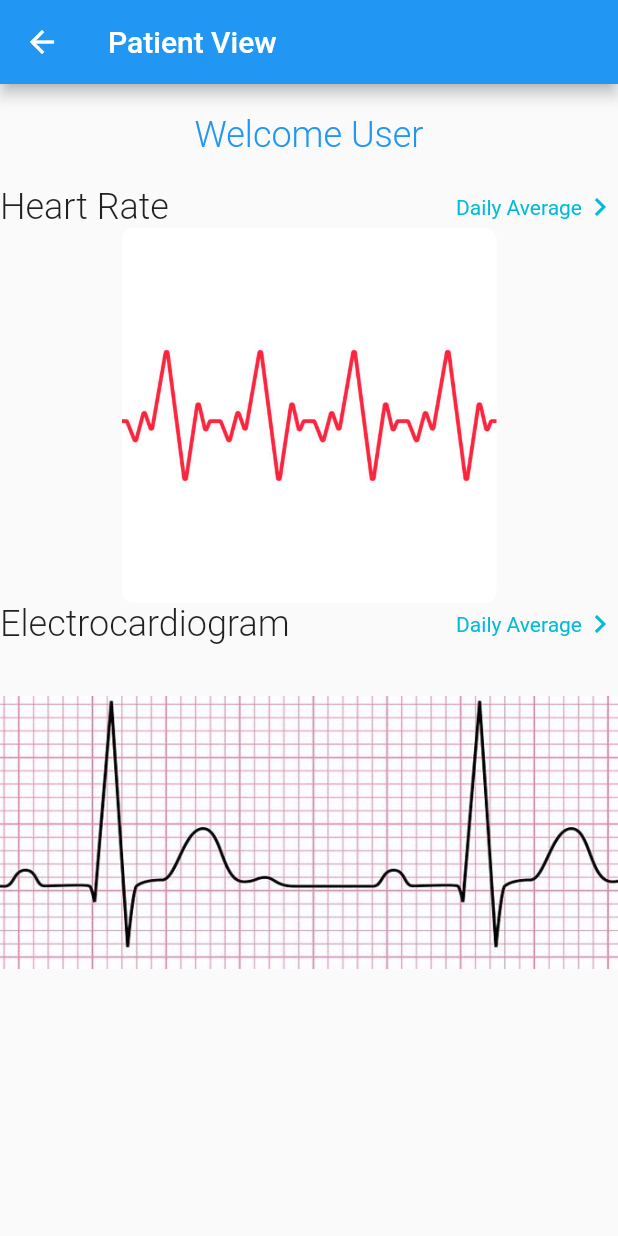
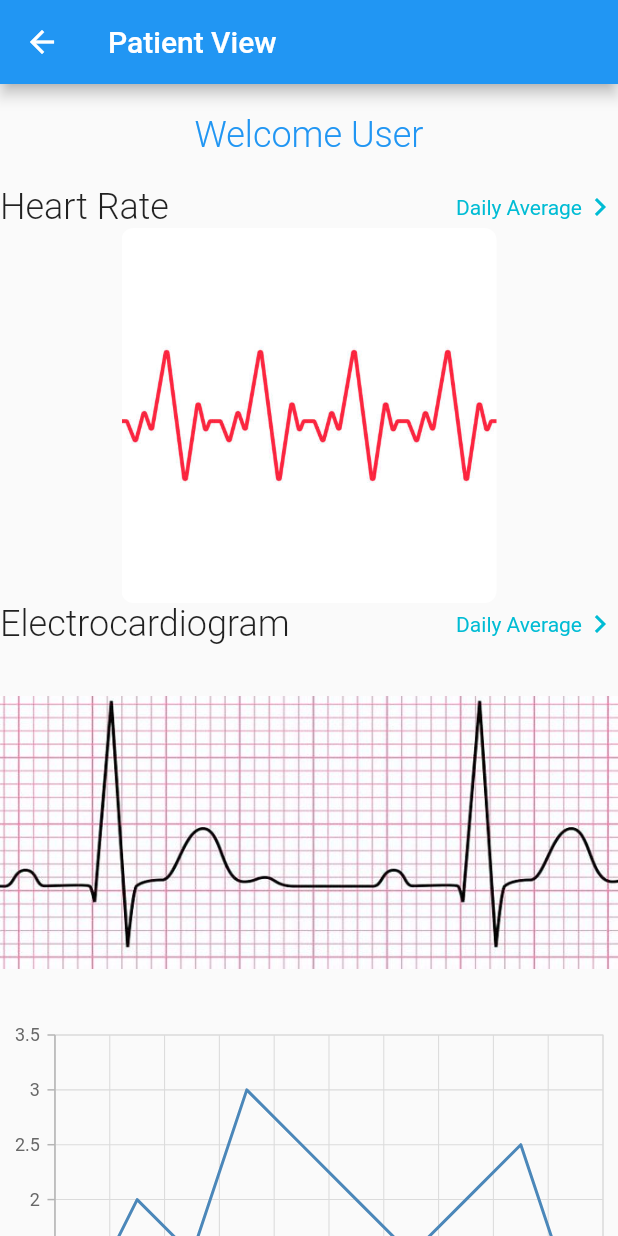
Before and after one commit to aadi1998/greaterhealth, a Flutter app: the patientview screen opened directly, on a phone screen of 412 x 824 dp. Run offline on Flutter 3.47's test engine with Material 2 defaults, Android fonts, the phone set to English and light mode, and no system bars; our stand-ins replace firebase_core, syncfusion_flutter_charts; missing offline and left inert: mysql1; accounts and stored records are empty; network calls fail.

Commit message:
Add files via upload

```diff
--- a/lib/EcgData.dart
+++ b/lib/EcgData.dart
@@ -1,10 +1,20 @@
 // TODO Implement this library.
 class EcgData {
-  final double value;
-   DateTime timeStamp;
-  DateTime now = DateTime.now();
-  double timestamp = now.microsecondsSinceEpoch.toDouble() / 1000000;
-  EcgData(this.value, this.timeStamp);
+  final String timestamp;
+  final double ecgValue;
 
-  get ecgValue => null;
+  EcgData(this.timestamp, this.ecgValue);
 }
+
+List<EcgData> ecgData = [
+  EcgData("00:00", 1.0),
+  EcgData("00:01", 2.0),
+  EcgData("00:02", 1.5),
+  EcgData("00:03", 3.0),
+  EcgData("00:04", 2.5),
+  EcgData("00:05", 2.0),
+  EcgData("00:06", 1.5),
+  EcgData("00:07", 2.0),
+  EcgData("00:08", 2.5),
+  EcgData("00:09", 1.0),
+];
--- a/lib/LoginPage.dart
+++ b/lib/LoginPage.dart
@@ -37,12 +37,13 @@ class _LoginPageState extends State<LoginPage> {
     _passwordController.dispose();
     super.dispose();
   }
-
-  Future<void> _attemptLogin(String name, String password, String email, String ecg_data, String bpm_data,) async {
+//String ecg_data, String bpm_data, String ir_value, String red_value
+  Future<void> _attemptLogin(String name, String password, String email, ) async {
     try {
       final response = await http.post(
         Uri.parse(URL),
-        body: {'username': name, 'password': password, 'email': email, 'ecg_data': ecg_data, },
+        //'ecg_data': ecg_data, 'bpm_data': bpm_data, 'ir_value': ir_value, 'red_value': red_value
+        body: {'username': name, 'password': password, 'email': email },
       );
 
       if (response.statusCode == 200) {
--- a/lib/patientview.dart
+++ b/lib/patientview.dart
@@ -1,18 +1,22 @@
 import 'package:flutter/material.dart';
+import 'package:syncfusion_flutter_charts/charts.dart';
+import 'EcgData.dart';
 
 class patientview extends StatelessWidget {
+  final String URL = "http://68.183.205.184/index.php";
+  //static final List<EcgData> ecgData = ecgData;
+
   @override
-  final String URL = "http://68.183.205.184/index.php";
-
   Widget build(BuildContext context) {
-    // TODO: implement build
     return Scaffold(
       appBar: AppBar(
         title: Text("Patient View"),
       ),
       body: Container(
-            child: Column(children: <Widget>[
-              Column(children: <Widget>[
+        child: Column(
+          children: <Widget>[
+            Column(
+              children: <Widget>[
                 SizedBox(
                   height: 20,
                 ),
@@ -54,7 +58,8 @@ class patientview extends StatelessWidget {
                   child: Image(
                     image: AssetImage("assets/bpm.jpg"),
                     height: 250,
-                    )),
+                  ),
+                ),
                 Row(
                   children: const [
                     Text(
@@ -79,9 +84,28 @@ class patientview extends StatelessWidget {
                 ),
                 ClipRRect(
                   borderRadius: BorderRadius.circular(8.0),
-                    child:
-                    Image(image: AssetImage("assets/ecgimg.jpg"), height: 250)),
-              ])
-            ])));
+                  child: Image(
+                    image: AssetImage("assets/ecgimg.jpg"),
+                    height: 250,
+                  ),
+                ),
+                Expanded(
+                  child: SfCartesianChart(
+                    primaryXAxis: CategoryAxis(),
+                  series: <LineSeries>[
+                      LineSeries<EcgData, String>(
+                        dataSource: ecgData,
+                       xValueMapper: (EcgData ecg, _) => ecg.timestamp,
+                        yValueMapper: (EcgData ecg, _) => ecg.ecgValue,
+                      )
+                    ],
+                  ),
+                )
+              ],
+            ),
+          ],
+        ),
+      ),
+   );
     }
 }
```
Lines whose indentation alone changed are shown as unchanged.
